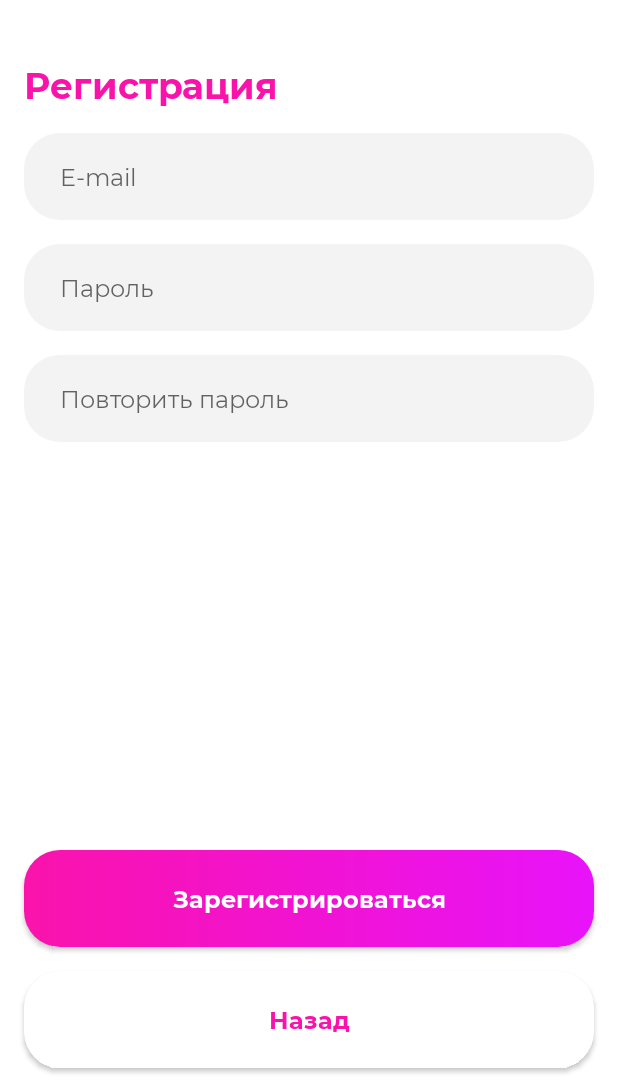
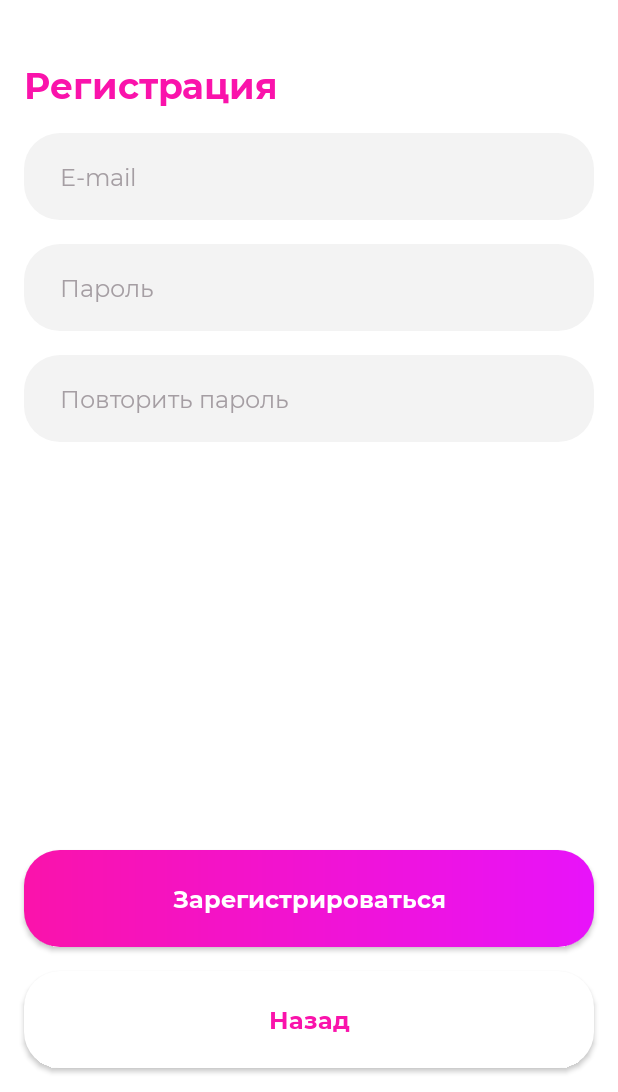
Before and after one commit to lnstnkv/ITindr2, an Android app: the RegistrationActivity screen opened directly, with no data from a screen before it, on a phone screen of 412 x 824 dp, the part 144-1236 px from its top. Run offline under Robolectric (Android 15) with nearby library versions, the phone set to English and light mode, and no system bars; libraries missing offline, so code that uses them is left out: com.jakewharton.retrofit2.

Commit message:
refactor name 2.0

```diff
--- a/app/src/main/res/layout/activity_authorization.xml
+++ b/app/src/main/res/layout/activity_authorization.xml
@@ -75,7 +75,6 @@
         android:layout_marginStart="@dimen/margin_standard"
         android:layout_marginEnd="@dimen/margin_standard"
         android:layout_marginBottom="@dimen/margin_standard"
-        app:backgroundTint="@null"
         android:paddingVertical="@dimen/padding_vertical"
         android:text="@string/back"
         app:layout_constraintBottom_toBottomOf="parent"
@@ -90,7 +89,6 @@
         android:layout_marginStart="@dimen/margin_standard"
         android:layout_marginEnd="@dimen/margin_standard"
         android:layout_marginBottom="@dimen/margin_standard"
-        app:backgroundTint="@null"
         android:paddingVertical="@dimen/padding_vertical"
         android:text="@string/come"
         app:layout_constraintBottom_toTopOf="@+id/buttonBackAuto"
--- a/app/src/main/res/layout/activity_edit.xml
+++ b/app/src/main/res/layout/activity_edit.xml
@@ -265,7 +265,6 @@
             android:layout_marginEnd="@dimen/margin_standard"
             android:layout_marginBottom="@dimen/margin_standard"
             android:paddingVertical="@dimen/padding_vertical"
-            app:backgroundTint="@null"
             android:text="@string/save"
             app:layout_constraintBottom_toBottomOf="parent"
             app:layout_constraintEnd_toEndOf="parent"
--- a/app/src/main/res/layout/activity_main.xml
+++ b/app/src/main/res/layout/activity_main.xml
@@ -52,7 +52,6 @@
         android:layout_marginStart="@dimen/margin_standard"
         android:layout_marginEnd="@dimen/margin_standard"
         android:layout_marginBottom="@dimen/margin_standard"
-        app:backgroundTint="@null"
         android:paddingVertical="@dimen/padding_vertical"
         android:text="@string/come"
         app:layout_constraintBottom_toBottomOf="parent"
@@ -67,7 +66,6 @@
         android:layout_marginStart="@dimen/margin_standard"
         android:layout_marginEnd="@dimen/margin_standard"
         android:layout_marginBottom="@dimen/margin_standard"
-        app:backgroundTint="@null"
         android:paddingVertical="@dimen/padding_vertical"
         android:text="@string/register"
         app:layout_constraintBottom_toTopOf="@+id/buttonCome"
--- a/app/src/main/res/layout/activity_registration.xml
+++ b/app/src/main/res/layout/activity_registration.xml
@@ -23,7 +23,6 @@
         android:id="@+id/buttonBackRegister"
         style="@style/Button.Ghoast"
         android:layout_width="0dp"
-        app:backgroundTint="@null"
         android:layout_height="wrap_content"
         app:layout_constraintBottom_toBottomOf="parent"
         app:layout_constraintEnd_toEndOf="parent"
@@ -42,7 +41,6 @@
         android:layout_marginStart="@dimen/margin_standard"
         android:layout_marginEnd="@dimen/margin_standard"
         android:layout_marginBottom="@dimen/margin_standard"
-        app:backgroundTint="@null"
         android:paddingVertical="@dimen/padding_vertical"
         android:text="@string/register"
         app:layout_constraintBottom_toTopOf="@+id/buttonBackRegister"
--- a/app/src/main/res/layout/activity_tell_about.xml
+++ b/app/src/main/res/layout/activity_tell_about.xml
@@ -132,7 +132,6 @@
         android:layout_marginEnd="@dimen/margin_standard"
         android:layout_marginBottom="@dimen/margin_standard"
         android:paddingVertical="@dimen/padding_vertical"
-        app:backgroundTint="@null"
         android:text="@string/save"
         app:layout_constraintBottom_toBottomOf="parent"
         app:layout_constraintEnd_toEndOf="parent"
--- a/app/src/main/res/layout/fragment_profile.xml
+++ b/app/src/main/res/layout/fragment_profile.xml
@@ -7,13 +7,15 @@
 
     <com.google.android.material.appbar.MaterialToolbar
         android:id="@+id/toolbarControls"
+        style="@style/ToolBar"
         android:layout_width="match_parent"
         android:layout_height="wrap_content"
         android:elevation="1dp"
         android:paddingStart="16dp"
         android:paddingEnd="15dp"
         app:layout_constraintLeft_toLeftOf="parent"
-        app:layout_constraintTop_toTopOf="parent">
+        app:layout_constraintTop_toTopOf="parent"
+        app:title="@string/profile">
 
         <TextView
             android:layout_width="match_parent"
--- a/app/src/main/res/values/styles.xml
+++ b/app/src/main/res/values/styles.xml
@@ -10,14 +10,23 @@
         <item name="android:textSize">24sp</item>
     </style>
     <style name="Button">
-        <item name="android:textAppearance">@style/Text_Medium.Button</item>
+        <item name="android:textAppearance">@style/Text_Medium</item>
+        <item name="fontFamily">@font/montserrat_bold</item>
+        <item name="textAllCaps">false</item>
+        <item name="android:textColor">@color/white</item>
+        <item name="android:letterSpacing">0</item>
         <item name="android:background">@drawable/gradient</item>
+        <item name="backgroundTint">@null</item>
     </style>
     <style name="Button.Ghoast">
         <item name="android:backgroundTint">@color/white</item>
         <item name="android:textColor">@color/pink</item>
     </style>
     <style name="Hint">
+        <item name="android:textColorHint">@color/hint</item>
+        <item name="textAllCaps">false</item>
+        <item name="android:textColor">@color/black</item>
+        <item name="fontFamily">@font/montserrat_regular</item>
        <item name="android:textAppearance">@style/Text_Medium.Hint</item>
     </style>
     <style name="Text_Bottom_Navigation">
--- a/app/src/main/res/values/styles_text.xml
+++ b/app/src/main/res/values/styles_text.xml
@@ -7,18 +7,10 @@
     <style name="Text_Medium">
         <item name="android:textSize">16sp</item>
     </style>
-    <style name="Text_Medium.Button">
-        <item name="fontFamily">@font/montserrat_bold</item>
-        <item name="textAllCaps">false</item>
-        <item name="android:textColor">@color/white</item>
-        <item name="android:letterSpacing">0</item>
-    </style>
+
     <style name="Text_Medium.Hint">
-        <item name="android:textColorHint">@color/hint</item>
-        <item name="textAllCaps">false</item>
         <item name="android:textSize">16sp</item>
-        <item name="android:textColor">@color/black</item>
-        <item name="fontFamily">@font/montserrat_regular</item>
+
     </style>
     <style name="Text_Small">
         <item name="android:textSize">10sp</item>
```
Also changed, not shown: app/src/main/res/layout/fragment_chat.xml (+20 -0 lines).
